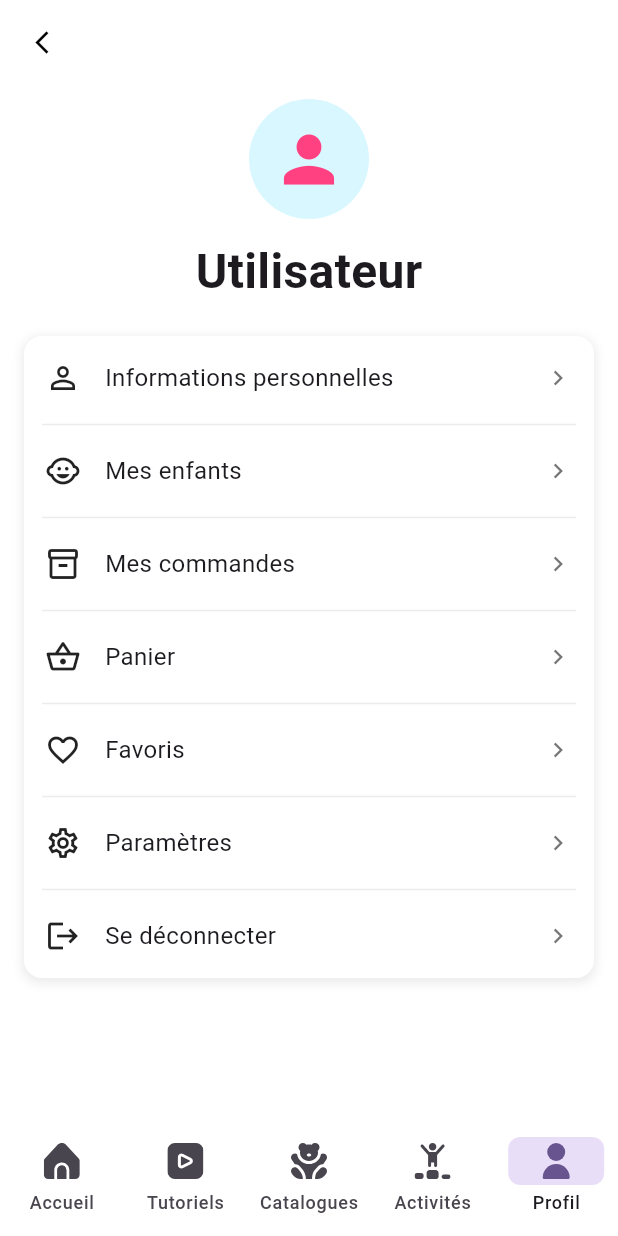
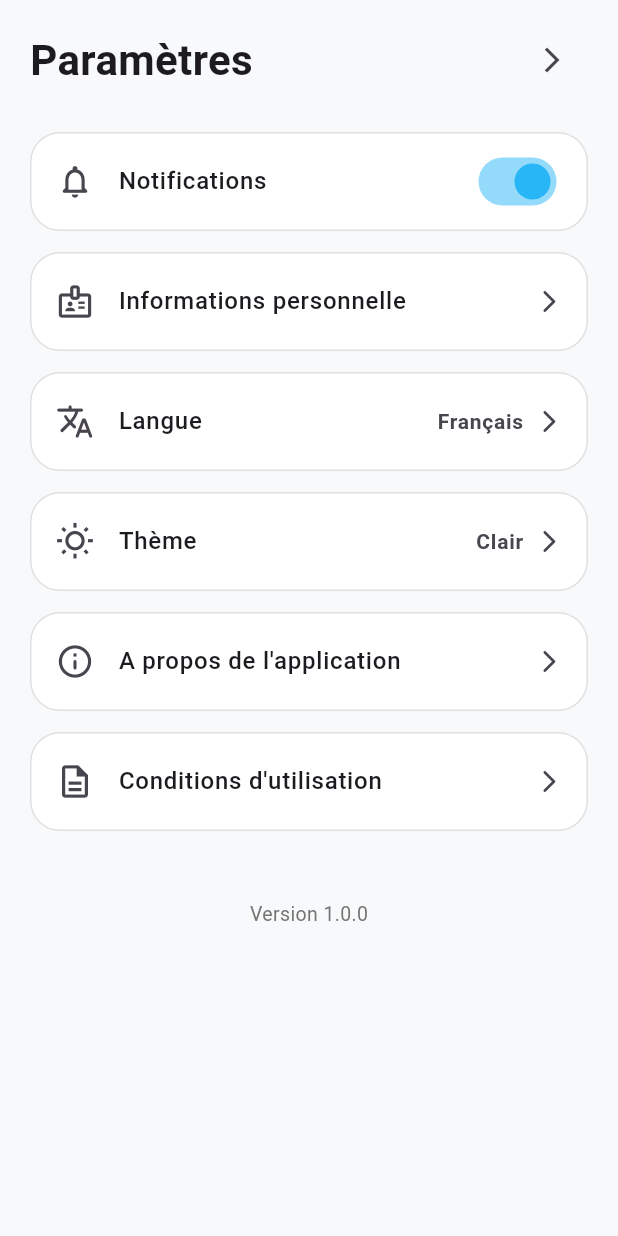
Before and after one commit to ZakariaMAIGA/Projet_Eveiloo, a Flutter app: the ProfilPage screen opened by its route, after a tap on "Paramètres", on a phone screen of 412 x 824 dp. Run offline on Flutter 3.47's test engine with Material 3 defaults, Android fonts, the phone set to English and light mode, and no system bars; our stand-ins replace cloud_firestore, equatable, firebase_auth, firebase_core, firebase_messaging, flutter_riverpod and 3 more; accounts and stored records are empty.

Commit message:
parametre

```diff
--- /dev/null
+++ b/lib/features/parametre/parametre.dart
@@ -0,0 +1,206 @@
+import 'package:eveiloo_enfant/core/provider/parametreProvider.dart';
+import 'package:flutter/material.dart';
+import 'package:flutter_riverpod/flutter_riverpod.dart';
+import 'package:eveiloo_enfant/core/provider/parametreProvider.dart';
+
+class ParametresPage extends ConsumerWidget {
+  const ParametresPage({super.key});
+
+  @override
+  Widget build(BuildContext context, WidgetRef ref) {
+    final modeTheme = ref.watch(themeProvider);
+    final localeLangue = ref.watch(langueProvider);
+    final notificationsActives = ref.watch(notificationProvider);
+
+    final estSombre = modeTheme == ThemeMode.dark;
+    final codeLangue = localeLangue.languageCode;
+
+    return Scaffold(
+      body: SafeArea(
+        child: SingleChildScrollView(
+          padding: const EdgeInsets.symmetric(horizontal: 20, vertical: 16),
+          child: Column(
+            children: [
+              // Header avec Titre et bouton de fermeture
+              Row(
+                mainAxisAlignment: MainAxisAlignment.spaceBetween,
+                children: [
+                  const Text(
+                    'Paramètres',
+                    style: TextStyle(
+                      fontSize: 28,
+                      fontWeight: FontWeight.bold,
+                    ),
+                  ),
+                  IconButton(
+                    icon: const Icon(Icons.arrow_forward_ios, size: 20),
+                    onPressed: () => Navigator.maybePop(context),
+                  ),
+                ],
+              ),
+              const SizedBox(height: 24),
+
+              // 1. Notifications Switch
+              _buildCardTile(
+                context: context,
+                icon: Icons.notifications_none_rounded,
+                title: 'Notifications',
+                trailing: Switch(
+                  value: notificationsActives,
+                  activeColor: const Color(0xFF29B6F6),
+                  onChanged: (val) {
+                    ref.read(notificationProvider.notifier).basculerNotification(val);
+                  },
+                ),
+              ),
+
+              // 2. Informations personnelles
+              _buildCardTile(
+                context: context,
+                icon: Icons.badge_outlined,
+                title: 'Informations personnelle',
+                onTap: () {},
+              ),
+
+              // 3. Langue
+              _buildCardTile(
+                context: context,
+                icon: Icons.translate_rounded,
+                title: 'Langue',
+                valueText: codeLangue == 'fr' ? 'Français' : 'English',
+                onTap: () => _afficherDialogueLangue(context, ref, codeLangue),
+              ),
+
+              // 4. Thème (Bascule dynamique)
+              _buildCardTile(
+                context: context,
+                icon: Icons.wb_sunny_outlined,
+                title: 'Thème',
+                valueText: estSombre ? 'Sombre' : 'Clair',
+                onTap: () {
+                  ref.read(themeProvider.notifier).basculerTheme(!estSombre);
+                },
+              ),
+
+              // 5. À propos
+              _buildCardTile(
+                context: context,
+                icon: Icons.info_outline_rounded,
+                title: 'A propos de l\'application',
+                onTap: () {},
+              ),
+
+              // 6. Conditions d'utilisation
+              _buildCardTile(
+                context: context,
+                icon: Icons.description_outlined,
+                title: 'Conditions d\'utilisation',
+                onTap: () {},
+              ),
+
+              const SizedBox(height: 32),
+
+              // Version
+              Text(
+                'Version 1.0.0',
+                style: TextStyle(
+                  color: Colors.grey.shade600,
+                  fontSize: 13,
+                ),
+              ),
+            ],
+          ),
+        ),
+      ),
+    );
+  }
+
+  // Composant Carte
+  Widget _buildCardTile({
+    required BuildContext context,
+    required IconData icon,
+    required String title,
+    String? valueText,
+    Widget? trailing,
+    VoidCallback? onTap,
+  }) {
+    final isDark = Theme.of(context).brightness == Brightness.dark;
+
+    return Container(
+      margin: const EdgeInsets.only(bottom: 14),
+      decoration: BoxDecoration(
+        color: isDark ? const Color(0xFF1E1E1E) : Colors.white,
+        borderRadius: BorderRadius.circular(20),
+        border: Border.all(
+          color: isDark ? Colors.grey.shade800 : Colors.grey.shade300,
+          width: 1,
+        ),
+      ),
+      child: ListTile(
+        contentPadding: const EdgeInsets.symmetric(horizontal: 16, vertical: 4),
+        leading: Icon(icon, size: 26),
+        title: Text(
+          title,
+          style: const TextStyle(fontSize: 16, fontWeight: FontWeight.w500),
+        ),
+        trailing: trailing ??
+            Row(
+              mainAxisSize: MainAxisSize.min,
+              children: [
+                if (valueText != null) ...[
+                  Text(
+                    valueText,
+                    style: const TextStyle(
+                      fontSize: 14,
+                      fontWeight: FontWeight.w600,
+                    ),
+                  ),
+                  const SizedBox(width: 8),
+                ],
+                const Icon(Icons.arrow_forward_ios_rounded, size: 18),
+              ],
+            ),
+        onTap: onTap,
+      ),
+    );
+  }
+
+  // Pop-up Sélection Langue
+  void _afficherDialogueLangue(BuildContext context, WidgetRef ref, String langueActuelle) {
+    showDialog(
+      context: context,
+      builder: (context) {
+        return AlertDialog(
+          title: const Text('Choisir la langue'),
+          content: Column(
+            mainAxisSize: MainAxisSize.min,
+            children: [
+              RadioListTile<String>(
+                title: const Text('Français'),
+                value: 'fr',
+                groupValue: langueActuelle,
+                onChanged: (val) {
+                  if (val != null) {
+                    ref.read(langueProvider.notifier).changerLangue(val);
+                    Navigator.pop(context);
+                  }
+                },
+              ),
+              RadioListTile<String>(
+                title: const Text('English'),
+                value: 'en',
+                groupValue: langueActuelle,
+                onChanged: (val) {
+                  if (val != null) {
+                    ref.read(langueProvider.notifier).changerLangue(val);
+                    Navigator.pop(context);
+                  }
+                },
+              ),
+            ],
+          ),
+        );
+      },
+    );
+  }
+}
--- a/lib/features/profil/widgets/profile_menu.dart
+++ b/lib/features/profil/widgets/profile_menu.dart
@@ -101,7 +101,9 @@ class ProfileMenu extends StatelessWidget {
           ProfileMenuItem(
             icon: Icons.settings_outlined,
             title: 'Paramètres',
-            onTap: () {},
+            onTap: () {
+              context.push('/parametres');
+            },
           ),
           Padding(
             padding: const EdgeInsets.symmetric(horizontal: 10.0),
--- a/lib/routes/app_router.dart
+++ b/lib/routes/app_router.dart
@@ -3,6 +3,7 @@
 import 'package:eveiloo_enfant/features/auth/register_page.dart';
 import 'package:eveiloo_enfant/features/catalogues/catalogueRoutes.dart';
 import 'package:eveiloo_enfant/features/children/children_routes.dart';
+import 'package:eveiloo_enfant/features/parametre/parametre.dart';
 import 'package:eveiloo_enfant/features/profil/profileRoutes.dart';
 import 'package:eveiloo_enfant/features/toys/admin_toys_page.dart';
 import 'package:eveiloo_enfant/features/tutorials/tutorialsRoutes.dart';
@@ -57,6 +58,10 @@
         path: '/notifications',
         builder: (context, state) => const NotificationsPage(),
       ),
+      GoRoute(
+        path: '/parametres',
+        builder: (context, state) => const ParametresPage(),
+      ),
 
       // Route Administration ajoutée
       GoRoute(
--- a/pubspec.yaml
+++ b/pubspec.yaml
@@ -42,6 +42,10 @@ dependencies:
   firebase_auth: ^6.5.7
   firebase_messaging: ^16.5.0
   flutter_svg: ^2.3.0
+  shared_preferences: ^2.5.5
+
+  flutter_localizations:
+    sdk: flutter
 
 dev_dependencies:
   flutter_test:
```
Also changed, not shown: lib/core/provider/parametreProvider.dart (added, +81 -0 lines), lib/core/services/parametreService.dart (added, +30 -0 lines), lib/features/parametre/widget/parametreWidget.dart (added, +65 -0 lines), lib/main.dart (+41 -6 lines), pubspec.lock, 1 other file.
